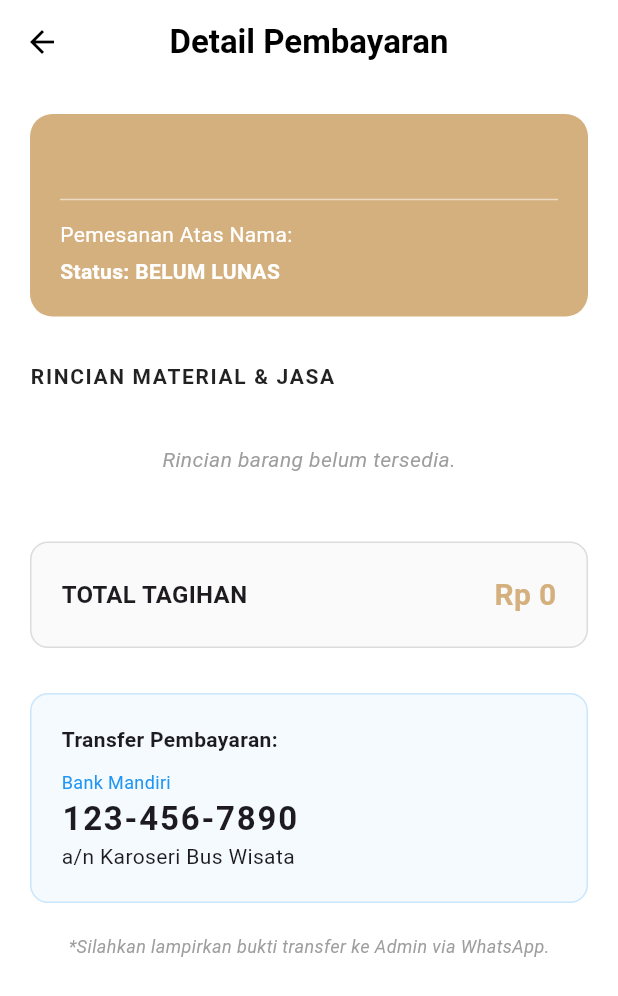
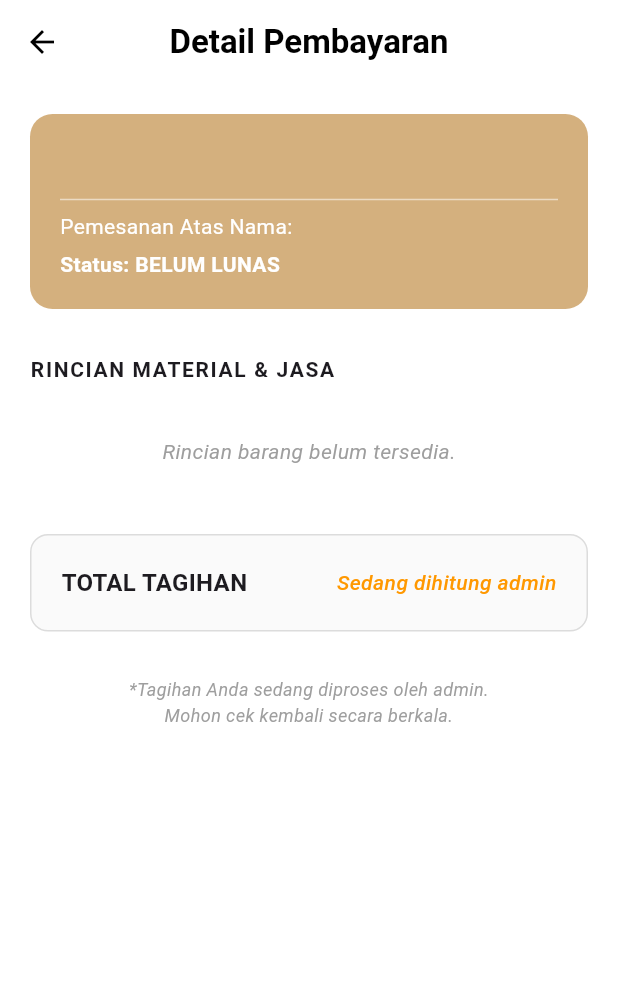
Before and after one commit to justin-rar/karoseri_mobile, a Flutter app: the DetailBayarPage screen opened directly with empty values, on a phone screen of 412 x 824 dp. Shown: the top 996 px of the screen. Run offline on Flutter 3.47's test engine with Material 3 defaults, Android fonts, the phone set to English and light mode, and no system bars; our stand-ins replace carousel_slider, image_picker, supabase_flutter; accounts and stored records are empty.

Commit message:
dikit lah males nulis panjang

```diff
--- a/lib/dashboard/customer/features/invoice/detail_bayar_page.dart
+++ b/lib/dashboard/customer/features/invoice/detail_bayar_page.dart
@@ -1,6 +1,6 @@
 import 'package:flutter/material.dart';
-import 'package:supabase_flutter/supabase_flutter.dart';
 import 'package:intl/intl.dart';
+import 'dart:convert';
 
 class DetailBayarPage extends StatefulWidget {
   final Map<String, dynamic> projectData;
@@ -12,9 +12,6 @@ class DetailBayarPage extends StatefulWidget {
 }
 
 class _DetailBayarPageState extends State<DetailBayarPage> {
-  final supabase = Supabase.instance.client;
-
-  // Formatter Mata Uang Rupiah
   final formatter = NumberFormat.currency(
     locale: 'id_ID',
     symbol: 'Rp ',
@@ -23,17 +20,23 @@ class _DetailBayarPageState extends State<DetailBayarPage> {
 
   @override
   Widget build(BuildContext context) {
-    // Ambil ID Project dari data yang dikirim halaman sebelumnya
-    final idProject = widget.projectData['id_project'];
-
-    // Ambil Total Tagihan (data dari tabel projects)
+    // 1. Ambil data total tagihan
     double totalTagihan =
         double.tryParse(
           widget.projectData['total_tagihan']?.toString() ?? '0',
         ) ??
         0;
 
-    // Cek Status Pembayaran
+    // 2. Ambil rincian barang dari kolom 'items' (JSONB)
+    List<dynamic> items = [];
+    if (widget.projectData['items'] != null) {
+      if (widget.projectData['items'] is List) {
+        items = widget.projectData['items'];
+      } else if (widget.projectData['items'] is String) {
+        items = jsonDecode(widget.projectData['items']);
+      }
+    }
+
     bool isLunas =
         widget.projectData['status_bayar']?.toString().toLowerCase() == 'lunas';
 
@@ -54,12 +57,12 @@ class _DetailBayarPageState extends State<DetailBayarPage> {
         child: Column(
           crossAxisAlignment: CrossAxisAlignment.start,
           children: [
-            // --- BAGIAN HEADER ---
+            // --- HEADER ---
             Container(
               width: double.infinity,
               padding: const EdgeInsets.all(20),
               decoration: BoxDecoration(
-                color: const Color(0xFFD4B07E), // Warna coklat muda karoseri
+                color: const Color(0xFFD4B07E),
                 borderRadius: BorderRadius.circular(15),
               ),
               child: Column(
@@ -77,7 +80,6 @@ class _DetailBayarPageState extends State<DetailBayarPage> {
                     ),
                   ),
                   const Divider(color: Colors.white54),
-                  const SizedBox(height: 5),
                   Text(
                     "Pemesanan Atas Nama: ${widget.projectData['nama_pemesan'] ?? '-'}",
                     style: const TextStyle(color: Colors.white, fontSize: 14),
@@ -97,142 +99,78 @@ class _DetailBayarPageState extends State<DetailBayarPage> {
 
             const SizedBox(height: 30),
 
-            // --- TABEL RINCIAN BARANG ---
+            // --- RINCIAN BARANG ---
             const Text(
               "RINCIAN MATERIAL & JASA",
               style: TextStyle(
                 fontSize: 14,
                 fontWeight: FontWeight.bold,
-                color: Colors.black87,
                 letterSpacing: 1.1,
               ),
             ),
             const SizedBox(height: 15),
 
-            // Mengambil data item dari tabel projects_item
-            FutureBuilder<List<Map<String, dynamic>>>(
-              future: supabase
-                  .from('projects_item')
-                  .select()
-                  .eq('id_project', idProject),
-              builder: (context, snapshot) {
-                if (snapshot.connectionState == ConnectionState.waiting) {
-                  return const Center(
-                    child: Padding(
-                      padding: EdgeInsets.all(20),
-                      child: CircularProgressIndicator(
-                        color: Color(0xFFD4B07E),
-                      ),
+            if (items.isEmpty)
+              const Center(
+                child: Padding(
+                  padding: EdgeInsets.all(20),
+                  child: Text(
+                    "Rincian barang belum tersedia.",
+                    style: TextStyle(
+                      fontStyle: FontStyle.italic,
+                      color: Colors.grey,
                     ),
-                  );
-                }
+                  ),
+                ),
+              )
+            else
+              Column(
+                children: [
+                  _buildTableHeader(),
+                  ...items.map((item) {
+                    String nama =
+                        item['nama']?.toString() ??
+                        (item['nama_barang']?.toString() ?? "Item");
+                    double harga =
+                        double.tryParse(item['harga']?.toString() ?? '0') ?? 0;
+                    int qty = int.tryParse(item['qty']?.toString() ?? '0') ?? 0;
+                    double subtotal = harga * qty;
 
-                if (!snapshot.hasData || snapshot.data!.isEmpty) {
-                  return const Padding(
-                    padding: EdgeInsets.symmetric(vertical: 20),
-                    child: Center(
-                      child: Text(
-                        "Rincian barang belum tersedia.",
-                        style: TextStyle(
-                          fontStyle: FontStyle.italic,
-                          color: Colors.grey,
+                    return Container(
+                      padding: const EdgeInsets.symmetric(vertical: 12),
+                      decoration: const BoxDecoration(
+                        border: Border(
+                          bottom: BorderSide(color: Colors.black12, width: 0.5),
                         ),
                       ),
-                    ),
-                  );
-                }
-
-                final items = snapshot.data!;
-
-                return Column(
-                  children: [
-                    // Header Baris
-                    Container(
-                      padding: const EdgeInsets.symmetric(vertical: 10),
-                      decoration: const BoxDecoration(
-                        border: Border(
-                          bottom: BorderSide(color: Colors.black12),
-                        ),
-                      ),
-                      child: const Row(
+                      child: Row(
                         children: [
-                          Expanded(
-                            flex: 3,
-                            child: Text(
-                              "Barang",
-                              style: TextStyle(fontWeight: FontWeight.bold),
-                            ),
-                          ),
+                          Expanded(flex: 3, child: Text(nama)),
                           Expanded(
                             flex: 1,
                             child: Text(
-                              "Qty",
-                              style: TextStyle(fontWeight: FontWeight.bold),
+                              qty.toString(),
                               textAlign: TextAlign.center,
                             ),
                           ),
                           Expanded(
                             flex: 2,
                             child: Text(
-                              "Total",
-                              style: TextStyle(fontWeight: FontWeight.bold),
+                              // Jika harga 0, tampilkan strip
+                              harga == 0 ? "-" : formatter.format(subtotal),
                               textAlign: TextAlign.right,
                             ),
                           ),
                         ],
                       ),
-                    ),
-
-                    // List Item
-                    ...items.map((item) {
-                      // Nama kolom sesuai gambar database: nama_item, harga, jumlah
-                      String nama = item['nama_item']?.toString() ?? "Item";
-                      double harga =
-                          double.tryParse(item['harga']?.toString() ?? '0') ??
-                          0;
-                      int qty =
-                          int.tryParse(item['jumlah']?.toString() ?? '0') ?? 0;
-                      double subtotal = harga * qty;
-
-                      return Container(
-                        padding: const EdgeInsets.symmetric(vertical: 12),
-                        decoration: const BoxDecoration(
-                          border: Border(
-                            bottom: BorderSide(
-                              color: Colors.black12,
-                              width: 0.5,
-                            ),
-                          ),
-                        ),
-                        child: Row(
-                          children: [
-                            Expanded(flex: 3, child: Text(nama)),
-                            Expanded(
-                              flex: 1,
-                              child: Text(
-                                qty.toString(),
-                                textAlign: TextAlign.center,
-                              ),
-                            ),
-                            Expanded(
-                              flex: 2,
-                              child: Text(
-                                formatter.format(subtotal),
-                                textAlign: TextAlign.right,
-                              ),
-                            ),
-                          ],
-                        ),
-                      );
-                    }).toList(),
-                  ],
-                );
-              },
-            ),
+                    );
+                  }).toList(),
+                ],
+              ),
 
             const SizedBox(height: 25),
 
-            // --- TOTAL AKHIR ---
+            // --- TOTAL AKHIR (BAGIAN YANG DIPERBAIKI) ---
             Container(
               padding: const EdgeInsets.all(20),
               decoration: BoxDecoration(
@@ -247,27 +185,51 @@ class _DetailBayarPageState extends State<DetailBayarPage> {
                     "TOTAL TAGIHAN",
                     style: TextStyle(fontSize: 16, fontWeight: FontWeight.bold),
                   ),
-                  Text(
-                    formatter.format(totalTagihan),
-                    style: const TextStyle(
-                      fontSize: 20,
-                      fontWeight: FontWeight.bold,
-                      color: Color(0xFFD4B07E),
-                    ),
-                  ),
+                  // Logika: Jika total 0, tampilkan teks "Sedang dihitung admin"
+                  totalTagihan == 0
+                      ? const Text(
+                          "Sedang dihitung admin",
+                          style: TextStyle(
+                            fontSize: 14,
+                            fontStyle: FontStyle.italic,
+                            color: Colors.orange,
+                            fontWeight: FontWeight.w500,
+                          ),
+                        )
+                      : Text(
+                          formatter.format(totalTagihan),
+                          style: const TextStyle(
+                            fontSize: 20,
+                            fontWeight: FontWeight.bold,
+                            color: Color(0xFFD4B07E),
+                          ),
+                        ),
                 ],
               ),
             ),
 
             const SizedBox(height: 30),
 
-            // --- INSTRUKSI PEMBAYARAN (Hanya muncul jika belum lunas) ---
-            if (!isLunas) ...[
+            // --- INFO PEMBAYARAN ---
+            // Hanya muncul jika tagihan sudah ada (> 0) dan belum lunas
+            if (!isLunas && totalTagihan > 0) ...[
               _buildPaymentInfo(),
               const SizedBox(height: 20),
               const Center(
                 child: Text(
-                  "*Silahkan lampirkan bukti transfer ke Admin via WhatsApp.",
+                  "*Silahkan lampirkan bukti transfer ke Admin.",
+                  style: TextStyle(
+                    fontSize: 12,
+                    color: Colors.grey,
+                    fontStyle: FontStyle.italic,
+                  ),
+                ),
+              ),
+            ] else if (!isLunas && totalTagihan == 0) ...[
+              const Center(
+                child: Text(
+                  "*Tagihan Anda sedang diproses oleh admin.\nMohon cek kembali secara berkala.",
+                  textAlign: TextAlign.center,
                   style: TextStyle(
                     fontSize: 12,
                     color: Colors.grey,
@@ -278,6 +240,42 @@ class _DetailBayarPageState extends State<DetailBayarPage> {
             ],
           ],
         ),
+      ),
+    );
+  }
+
+  Widget _buildTableHeader() {
+    return Container(
+      padding: const EdgeInsets.symmetric(vertical: 10),
+      decoration: const BoxDecoration(
+        border: Border(bottom: BorderSide(color: Colors.black12)),
+      ),
+      child: const Row(
+        children: [
+          Expanded(
+            flex: 3,
+            child: Text(
+              "Barang",
+              style: TextStyle(fontWeight: FontWeight.bold),
+            ),
+          ),
+          Expanded(
+            flex: 1,
+            child: Text(
+              "Qty",
+              style: TextStyle(fontWeight: FontWeight.bold),
+              textAlign: TextAlign.center,
+            ),
+          ),
+          Expanded(
+            flex: 2,
+            child: Text(
+              "Total",
+              style: TextStyle(fontWeight: FontWeight.bold),
+              textAlign: TextAlign.right,
+            ),
+          ),
+        ],
       ),
     );
   }
```
